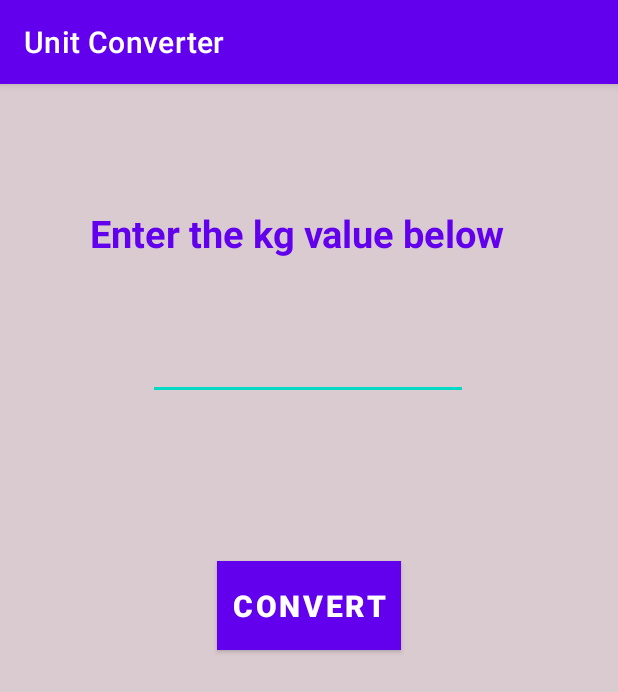
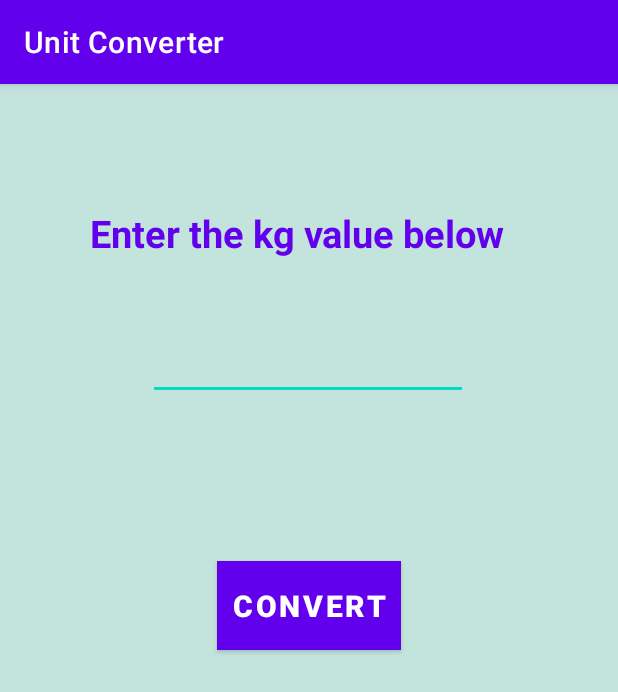
Before and after one commit to shineprincess/UnitConvertorApp, an Android app: the screen it shows after launch (MainActivity), on a phone screen of 412 x 824 dp. Shown: the top 692 px of the screen. Run offline under Robolectric (Android 15) with nearby library versions, the phone set to English and light mode, and no system bars.

Commit message:
Update activity_main.xml

```diff
--- a/app/src/main/res/layout/activity_main.xml
+++ b/app/src/main/res/layout/activity_main.xml
@@ -4,7 +4,7 @@
     xmlns:tools="http://schemas.android.com/tools"
     android:layout_width="match_parent"
     android:layout_height="match_parent"
-    android:background="#DACBD0"
+    android:background="#C3E4DC"
     tools:context=".MainActivity">
 
 
```
